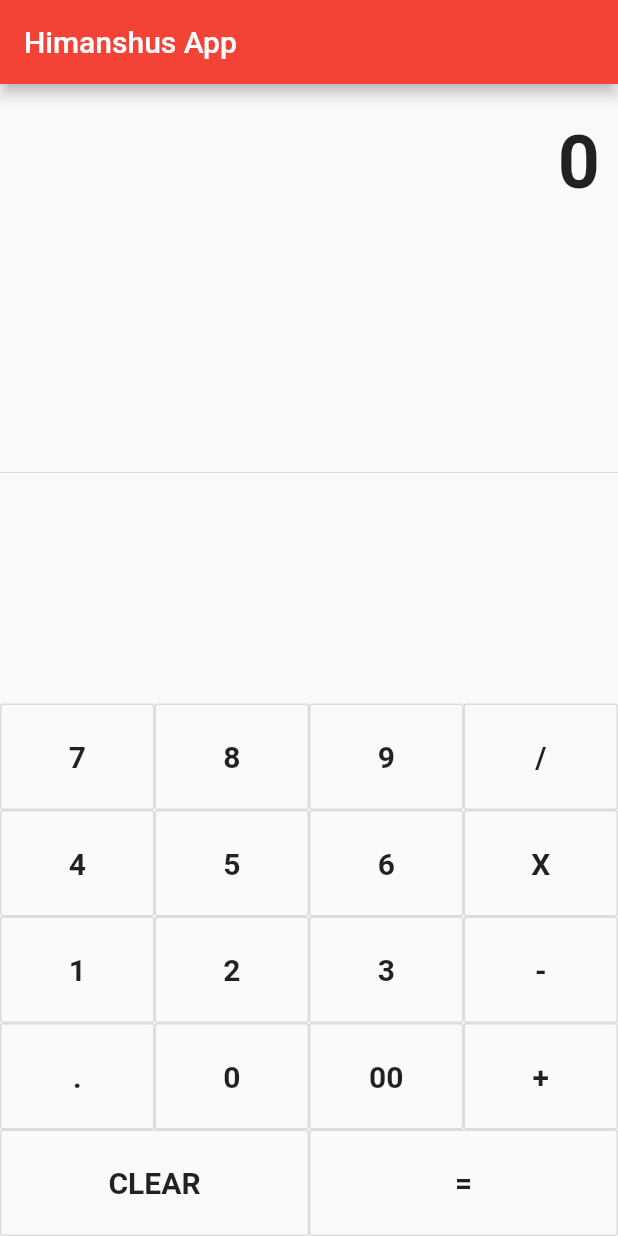
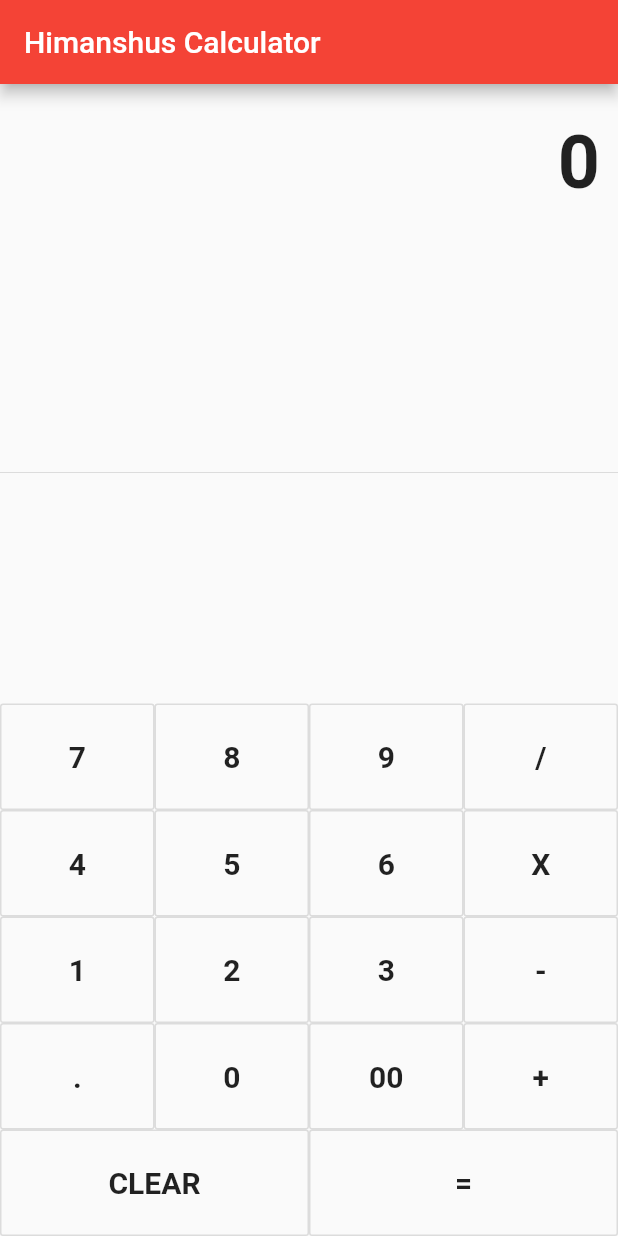
Before and after one commit to sainihimanshu1999/Calculator-Application, a Flutter app: the screen it shows after launch, on a phone screen of 412 x 824 dp. Run offline on Flutter 3.47's test engine with Material 2 defaults, Android fonts, the phone set to English and light mode, and no system bars.

```diff
--- a/calculator_app/lib/main.dart
+++ b/calculator_app/lib/main.dart
@@ -11,7 +11,7 @@ class MyApp extends StatelessWidget {
       theme: ThemeData(
         primarySwatch: Colors.red,
       ),
-      home: MyHomePage(title: 'Himanshus App'),
+      home: MyHomePage(title: 'Himanshus Calculator'),
     );
   }
 }
```
